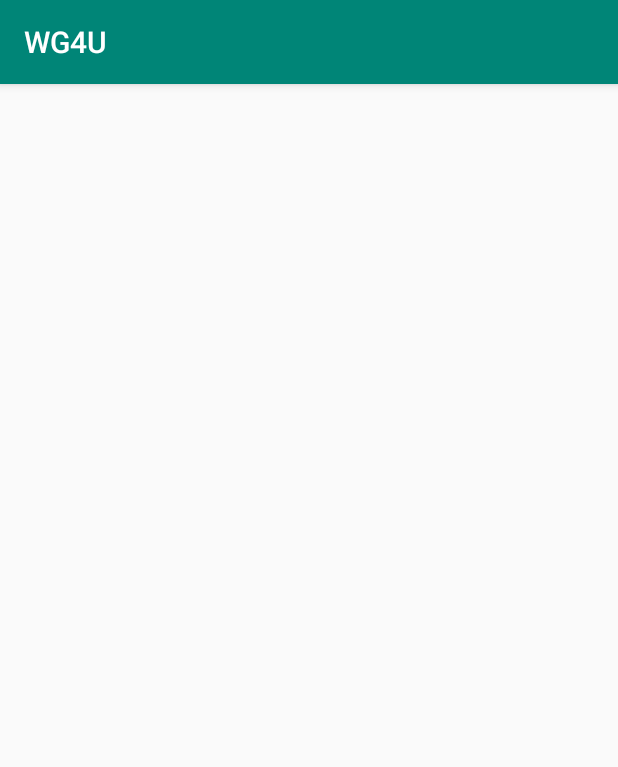
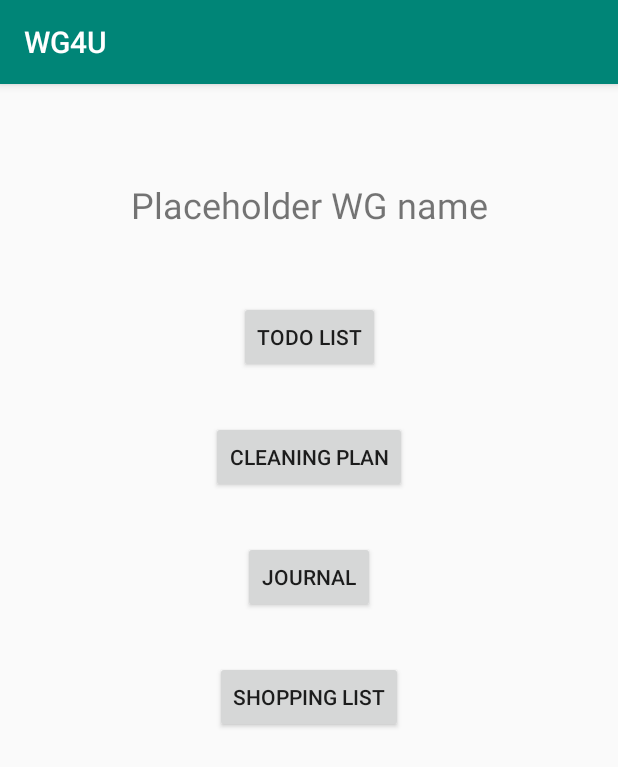
Before and after one commit to patti93/MyApplication, an Android app: the MainMenuActivity screen opened directly, with no data from a screen before it, on a phone screen of 412 x 824 dp. Shown: the top 767 px of the screen. Run offline under Robolectric (Android 15) with nearby library versions, the phone set to English and light mode, and no system bars.

Commit message:
Buttons dem Hauptmenü hinzugefügt

```diff
--- a/app/src/main/res/layout/activity_main_menu.xml
+++ b/app/src/main/res/layout/activity_main_menu.xml
@@ -6,4 +6,64 @@
     android:layout_height="match_parent"
     tools:context=".MainMenuActivity">
 
+    <TextView
+        android:id="@+id/wg_name"
+        android:layout_width="wrap_content"
+        android:layout_height="wrap_content"
+        android:layout_marginStart="8dp"
+        android:layout_marginTop="64dp"
+        android:layout_marginEnd="8dp"
+        android:text="@string/placeholder_wg_name"
+        android:textSize="24sp"
+        app:layout_constraintEnd_toEndOf="parent"
+        app:layout_constraintStart_toStartOf="parent"
+        app:layout_constraintTop_toTopOf="parent" />
+
+    <Button
+        android:id="@+id/button_todo"
+        android:layout_width="wrap_content"
+        android:layout_height="wrap_content"
+        android:layout_marginStart="8dp"
+        android:layout_marginTop="48dp"
+        android:layout_marginEnd="8dp"
+        android:text="@string/todo_list"
+        app:layout_constraintEnd_toEndOf="parent"
+        app:layout_constraintStart_toStartOf="parent"
+        app:layout_constraintTop_toBottomOf="@+id/wg_name" />
+
+    <Button
+        android:id="@+id/button_cleaning_plan"
+        android:layout_width="wrap_content"
+        android:layout_height="wrap_content"
+        android:layout_marginStart="8dp"
+        android:layout_marginTop="32dp"
+        android:layout_marginEnd="8dp"
+        android:text="@string/cleaning_plan"
+        app:layout_constraintEnd_toEndOf="parent"
+        app:layout_constraintStart_toStartOf="parent"
+        app:layout_constraintTop_toBottomOf="@+id/button_todo" />
+
+    <Button
+        android:id="@+id/button_journal"
+        android:layout_width="wrap_content"
+        android:layout_height="wrap_content"
+        android:layout_marginStart="8dp"
+        android:layout_marginTop="32dp"
+        android:layout_marginEnd="8dp"
+        android:text="@string/journal"
+        app:layout_constraintEnd_toEndOf="parent"
+        app:layout_constraintStart_toStartOf="parent"
+        app:layout_constraintTop_toBottomOf="@+id/button_cleaning_plan" />
+
+    <Button
+        android:id="@+id/button_shopping_list"
+        android:layout_width="wrap_content"
+        android:layout_height="wrap_content"
+        android:layout_marginStart="8dp"
+        android:layout_marginTop="32dp"
+        android:layout_marginEnd="8dp"
+        android:text="@string/shopping_list"
+        app:layout_constraintEnd_toEndOf="parent"
+        app:layout_constraintStart_toStartOf="parent"
+        app:layout_constraintTop_toBottomOf="@+id/button_journal" />
 </android.support.constraint.ConstraintLayout>
--- a/app/src/main/res/values/strings.xml
+++ b/app/src/main/res/values/strings.xml
@@ -30,4 +30,9 @@
     <string name="description">Description</string>
     <string name="search_your_wg">Search here for your WG</string>
     <string name="wg_search">WG search</string>
+    <string name="placeholder_wg_name">Placeholder WG name</string>
+    <string name="todo_list">ToDo list</string>
+    <string name="shopping_list">Shopping list</string>
+    <string name="cleaning_plan">Cleaning plan</string>
+    <string name="journal">Journal</string>
 </resources>
```
Also changed, not shown: 1 other file.
